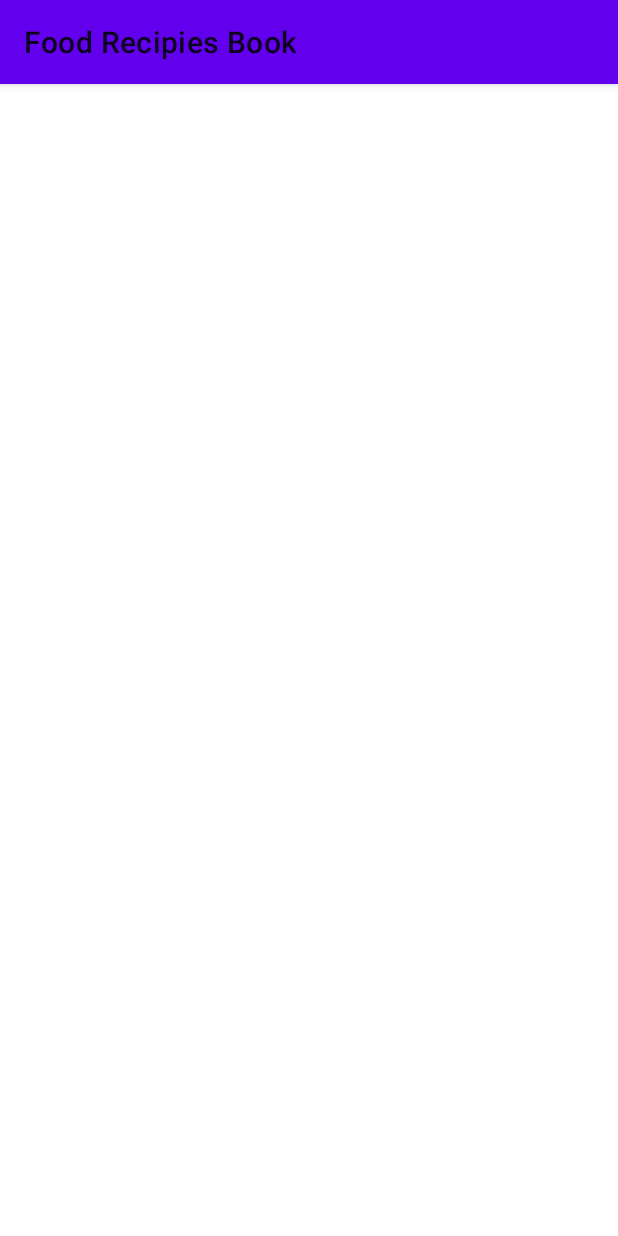
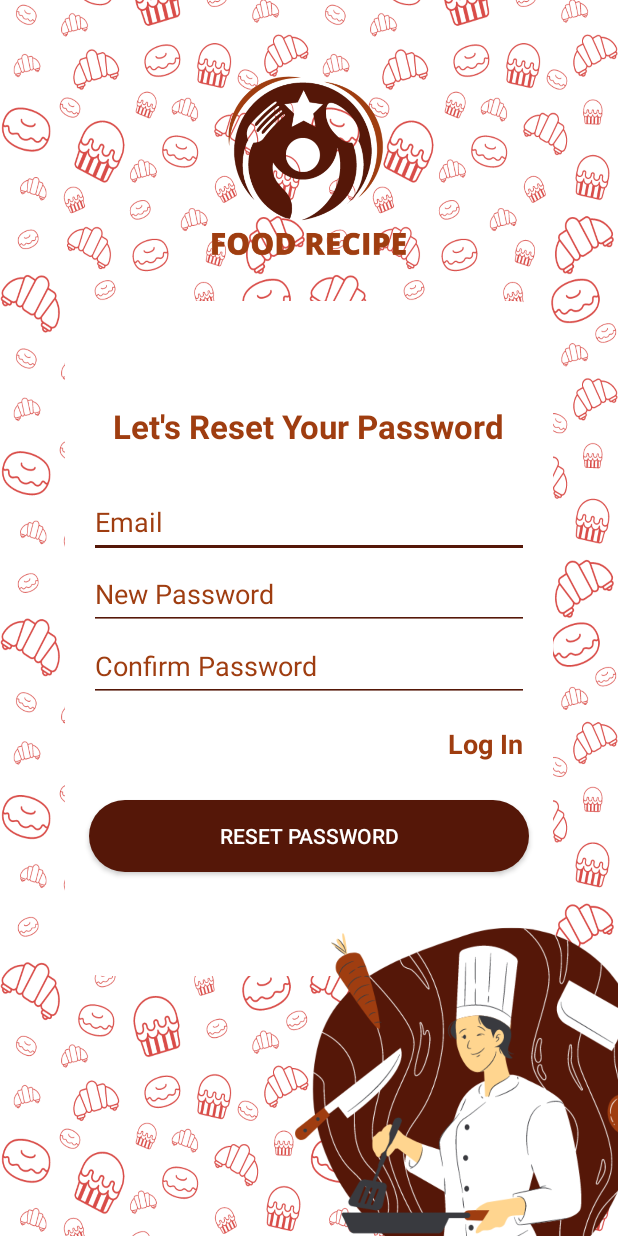
Before and after one commit to ahmadiqbalbhatti/FoodRecipiesBook, an Android app: the ForgotPasswordActivity screen opened directly, with no data from a screen before it, on a phone screen of 412 x 824 dp. Run offline under Robolectric (Android 15) with nearby library versions, the phone set to English and light mode, and no system bars.

Commit message:
Forgot Password Screen Design is Done for Now

```diff
--- a/app/src/main/AndroidManifest.xml
+++ b/app/src/main/AndroidManifest.xml
@@ -15,7 +15,8 @@
         tools:targetApi="31">
         <activity
             android:name=".ForgotPasswordActivity"
-            android:exported="false" />
+            android:exported="false"
+            android:theme="@style/Theme.AppCompat.NoActionBar" />
         <activity
             android:name=".SignUpActivity"
             android:exported="false"
--- a/app/src/main/java/com/example/foodrecipiesbook/ForgotPasswordActivity.java
+++ b/app/src/main/java/com/example/foodrecipiesbook/ForgotPasswordActivity.java
@@ -3,6 +3,8 @@ package com.example.foodrecipiesbook;
 import androidx.appcompat.app.AppCompatActivity;
 
 import android.os.Bundle;
+import android.view.View;
+import android.widget.TextView;
 
 public class ForgotPasswordActivity extends AppCompatActivity {
 
@@ -10,5 +12,14 @@ public class ForgotPasswordActivity extends AppCompatActivity {
     protected void onCreate(Bundle savedInstanceState) {
         super.onCreate(savedInstanceState);
         setContentView(R.layout.activity_forgot_password);
+
+        TextView loginTextView = findViewById(R.id.loginTextView);
+
+        loginTextView.setOnClickListener(new View.OnClickListener() {
+            @Override
+            public void onClick(View v) {
+                finish();
+            }
+        });
     }
 }
--- a/app/src/main/java/com/example/foodrecipiesbook/LoginActivity.java
+++ b/app/src/main/java/com/example/foodrecipiesbook/LoginActivity.java
@@ -17,6 +17,7 @@ public class LoginActivity extends AppCompatActivity {
         setContentView(R.layout.activity_login);
 
         Button signUpButton = findViewById(R.id.signUpButton);
+        TextView forgotPassword = findViewById(R.id.forgotPassword);
 //        TextView createAnAccount = findViewById(R.id.createAnAccount);
 
 
@@ -30,6 +31,17 @@ public class LoginActivity extends AppCompatActivity {
             }
         });
 
+
+        forgotPassword.setOnClickListener(new View.OnClickListener() {
+            @Override
+            public void onClick(View v) {
+                Intent signUpIntent = new Intent(LoginActivity.this, ForgotPasswordActivity.class);
+                startActivity(signUpIntent);
+
+            }
+        });
+
+
 //        createAnAccount.setOnClickListener(new View.OnClickListener() {
 //            @Override
 //            public void onClick(View v) {
--- a/app/src/main/res/layout/activity_forgot_password.xml
+++ b/app/src/main/res/layout/activity_forgot_password.xml
@@ -1,9 +1,117 @@
 <?xml version="1.0" encoding="utf-8"?>
-<androidx.constraintlayout.widget.ConstraintLayout xmlns:android="http://schemas.android.com/apk/res/android"
+<RelativeLayout xmlns:android="http://schemas.android.com/apk/res/android"
     xmlns:app="http://schemas.android.com/apk/res-auto"
     xmlns:tools="http://schemas.android.com/tools"
     android:layout_width="match_parent"
     android:layout_height="match_parent"
     tools:context=".ForgotPasswordActivity">
 
-</androidx.constraintlayout.widget.ConstraintLayout>
+
+    <ImageView
+        android:layout_width="match_parent"
+        android:layout_height="match_parent"
+        android:background="@color/white"
+        android:scaleType="fitXY"
+        android:src="@drawable/home_bg" />
+
+
+    <LinearLayout
+        android:layout_width="match_parent"
+        android:layout_height="wrap_content"
+        android:orientation="vertical">
+
+        <ImageView
+            android:layout_width="175dp"
+            android:layout_height="175dp"
+            android:layout_gravity="center"
+            android:layout_marginTop="25dp"
+            android:src="@drawable/app_logo" />
+
+        <LinearLayout
+            android:layout_width="325dp"
+            android:layout_height="450dp"
+            android:layout_gravity="center"
+            android:gravity="center_vertical"
+            android:background="@drawable/login_bg_card"
+            android:orientation="vertical">
+
+            <TextView
+                android:layout_width="wrap_content"
+                android:layout_height="wrap_content"
+                android:layout_gravity="center_horizontal"
+                android:text="Let's Reset Your Password"
+                android:textColor="@color/brown"
+                android:textSize="22sp"
+                android:textStyle="bold" />
+
+            <EditText
+                android:layout_width="match_parent"
+                android:layout_height="wrap_content"
+                android:layout_marginHorizontal="16sp"
+                android:layout_marginTop="25sp"
+                android:backgroundTint="@color/maroon"
+                android:hint="@string/email"
+                android:inputType="textEmailAddress"
+                android:minHeight="48dp"
+                android:textColor="@color/maroon"
+                android:textColorHint="@color/brown" />
+
+            <EditText
+                android:layout_width="match_parent"
+                android:layout_height="wrap_content"
+                android:layout_marginHorizontal="16sp"
+                android:backgroundTint="@color/maroon"
+                android:hint="New Password"
+                android:inputType="textPassword"
+                android:minHeight="48dp"
+                android:textColor="@color/maroon"
+                android:textColorHint="@color/brown" />
+
+            <EditText
+                android:layout_width="match_parent"
+                android:layout_height="wrap_content"
+                android:layout_marginHorizontal="16sp"
+                android:backgroundTint="@color/maroon"
+                android:hint="@string/confirm_password"
+                android:inputType="textPassword"
+                android:minHeight="48dp"
+                android:textColor="@color/maroon"
+                android:textColorHint="@color/brown" />
+
+            <TextView
+                android:id="@+id/loginTextView"
+                android:layout_width="wrap_content"
+                android:layout_height="wrap_content"
+                android:layout_gravity="end"
+                android:layout_marginHorizontal="10sp"
+                android:paddingHorizontal="10sp"
+                android:paddingVertical="15sp"
+                android:text="@string/log_in"
+                android:textColor="@color/brown"
+                android:textSize="18sp"
+                android:textStyle="bold" />
+
+            <Button
+                android:layout_width="match_parent"
+                android:layout_height="wrap_content"
+                android:layout_marginHorizontal="16sp"
+                android:layout_marginTop="10sp"
+                android:background="@drawable/btn_bg"
+                android:text="Reset Password" />
+
+        </LinearLayout>
+
+    </LinearLayout>
+
+    <ImageView
+        android:layout_width="227dp"
+        android:layout_height="246dp"
+        android:layout_alignParentStart="true"
+        android:layout_alignParentEnd="true"
+        android:layout_alignParentBottom="true"
+        android:layout_marginStart="196dp"
+        android:layout_marginEnd="-31dp"
+        android:layout_marginBottom="-35dp"
+        android:src="@drawable/chef" />
+
+</RelativeLayout>
--- a/app/src/main/res/layout/activity_login.xml
+++ b/app/src/main/res/layout/activity_login.xml
@@ -83,10 +83,13 @@
                 android:textColorHint="@color/brown" />
 
             <TextView
+                android:id="@+id/forgotPassword"
                 android:layout_width="wrap_content"
                 android:layout_height="wrap_content"
                 android:layout_gravity="end"
-                android:layout_marginHorizontal="20sp"
+                android:layout_marginHorizontal="10sp"
+                android:paddingHorizontal="10sp"
+                android:paddingVertical="15sp"
                 android:text="@string/forgot_password"
                 android:textColor="@color/brown"
                 android:textSize="16sp"
@@ -96,7 +99,7 @@
                 android:layout_width="match_parent"
                 android:layout_height="wrap_content"
                 android:layout_marginHorizontal="16sp"
-                android:layout_marginTop="25sp"
+                android:layout_marginTop="10sp"
                 android:background="@drawable/btn_bg"
                 android:text="@string/log_in" />
 
```
